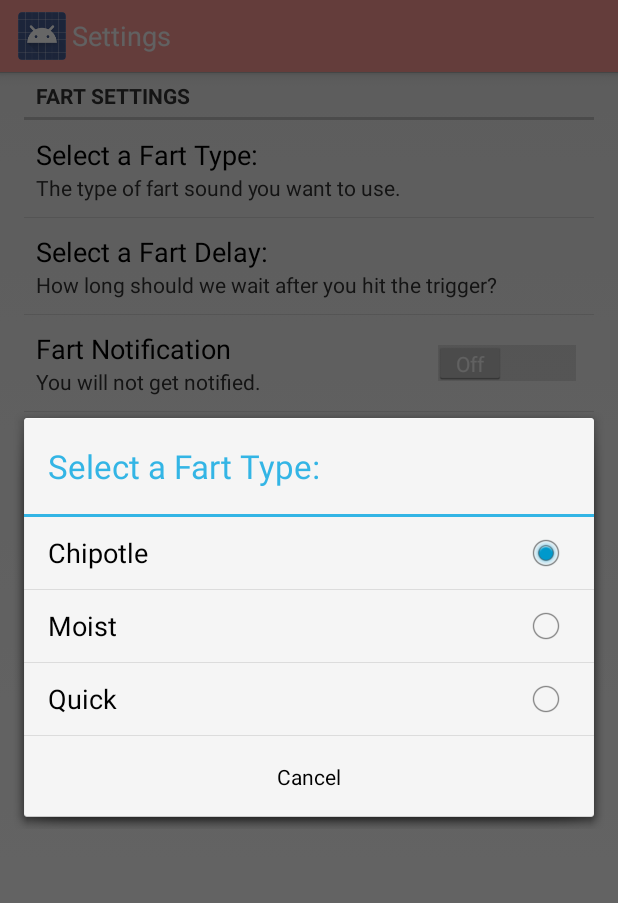
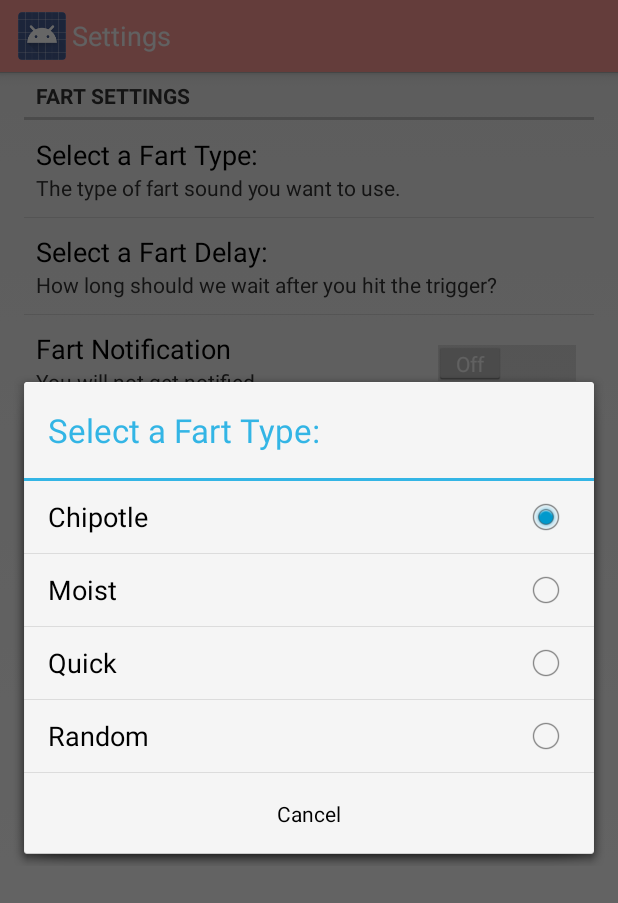
Before and after one commit to mikeflynn/RemoteWhoopeeCushion, an Android app: the SettingsActivity screen opened directly, with no data from a screen before it, after a tap on "Select a Fart Type:", on a phone screen of 412 x 824 dp. Shown: the top 903 px of the screen. Run offline under Robolectric (Android 15) with nearby library versions, the light colour scheme and no system bars.

Commit message:
Added random fart option.

```diff
--- a/mobile/src/main/res/values/arrays.xml
+++ b/mobile/src/main/res/values/arrays.xml
@@ -4,11 +4,13 @@
         <item>Chipotle</item>
         <item>Moist</item>
         <item>Quick</item>
+        <item>Random</item>
     </string-array>
     <string-array name="settings_vals_fart_type">
         <item>chipotle</item>
         <item>moist</item>
         <item>quick</item>
+        <item>-1</item>
     </string-array>
     <string-array name="settings_list_fart_delay">
         <item>None</item>
```
Also changed, not shown: mobile/src/main/java/io/github/mikeflynn/remotewhoopeecushion/MainActivity.java (+20 -2 lines).
